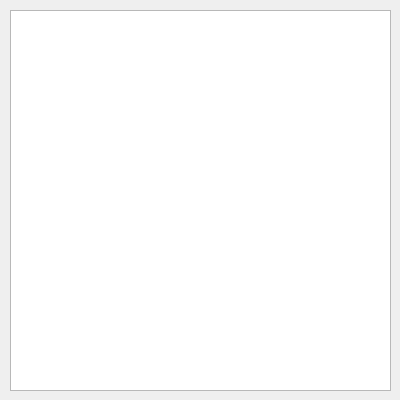
First picture: the form in blaurode/untitled/mainwindow.ui, repository Integraali10/GraphicsUndPatterns, before the edit.
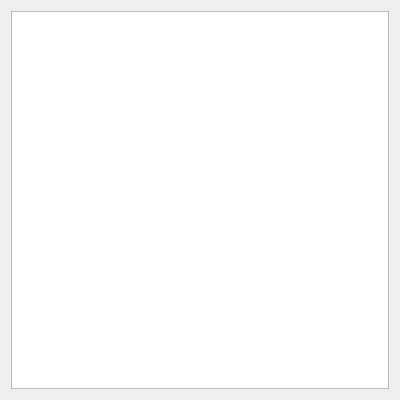
Second picture: the form after the edit.

Diff of the .ui file:
```diff
--- a/blaurode/untitled/mainwindow.ui
+++ b/blaurode/untitled/mainwindow.ui
@@ -14,22 +14,40 @@
    <string>MainWindow</string>
   </property>
   <widget class="QWidget" name="centralWidget">
-   <widget class="QGraphicsView" name="graphicsView">
-    <property name="geometry">
-     <rect>
-      <x>10</x>
-      <y>10</y>
-      <width>381</width>
-      <height>381</height>
-     </rect>
-    </property>
-    <property name="verticalScrollBarPolicy">
-     <enum>Qt::ScrollBarAlwaysOff</enum>
-    </property>
-    <property name="horizontalScrollBarPolicy">
-     <enum>Qt::ScrollBarAlwaysOff</enum>
-    </property>
-   </widget>
+   <property name="enabled">
+    <bool>true</bool>
+   </property>
+   <layout class="QVBoxLayout" name="verticalLayout">
+    <item>
+     <layout class="QHBoxLayout" name="horizontalLayout">
+      <property name="spacing">
+       <number>0</number>
+      </property>
+      <property name="sizeConstraint">
+       <enum>QLayout::SetDefaultConstraint</enum>
+      </property>
+      <property name="leftMargin">
+       <number>0</number>
+      </property>
+      <property name="topMargin">
+       <number>0</number>
+      </property>
+      <property name="rightMargin">
+       <number>0</number>
+      </property>
+      <property name="bottomMargin">
+       <number>0</number>
+      </property>
+      <item>
+       <widget class="QGraphicsView" name="graphicsView">
+        <property name="dragMode">
+         <enum>QGraphicsView::NoDrag</enum>
+        </property>
+       </widget>
+      </item>
+     </layout>
+    </item>
+   </layout>
   </widget>
  </widget>
  <layoutdefault spacing="6" margin="11"/>
```
